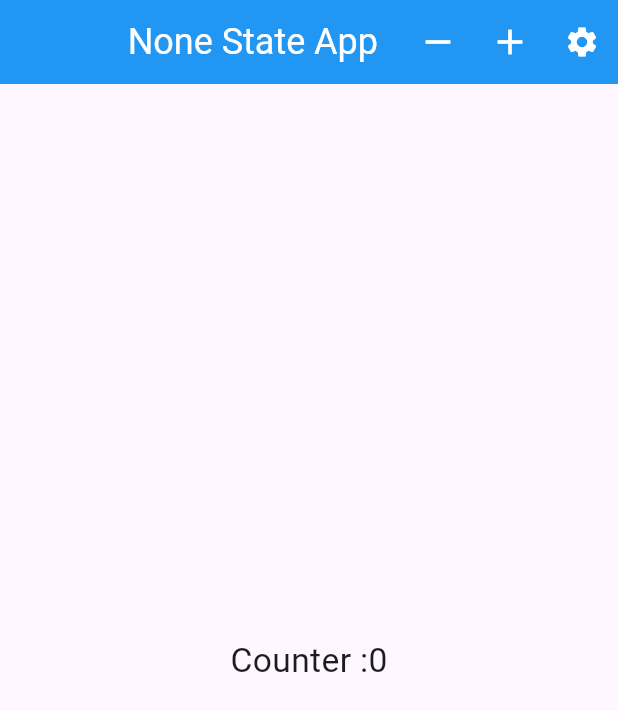
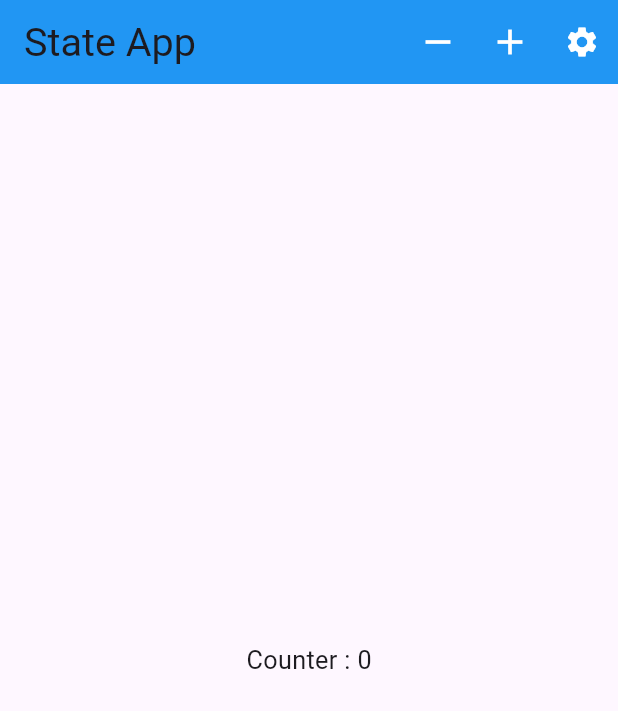
Before and after one commit to makararupp/Wedgit_Flutter, a Flutter app: the screen it shows after launch, on a phone screen of 412 x 824 dp. Shown: the top 711 px of the screen. Run offline on Flutter 3.47's test engine with Material 3 defaults, Android fonts, the light colour scheme and no system bars; our stand-ins replace font_awesome_flutter.

Commit message:
state_management_provider

```diff
--- a/lib/main.dart
+++ b/lib/main.dart
@@ -3,7 +3,8 @@ import 'package:projects/basic_module/apps/MyApp.dart';
 import 'package:projects/children_module/apps/children_app.dart';
 import 'package:projects/children_module/page/main_page.dart';
 import 'package:projects/nonestate_module/nonestate_app.dart';
+import 'package:projects/state_module/apps/state_app.dart';
 
 void main(){
-  runApp(NoneStateApp());
+  runApp(StateApp());
 }
--- a/lib/state_module/apps/state_app.dart
+++ b/lib/state_module/apps/state_app.dart
@@ -1,4 +1,6 @@
 import 'package:flutter/material.dart';
+import 'package:projects/state_module/logics/counter_logic.dart';
+import 'package:projects/state_module/pages/state_page.dart';
 import 'package:provider/provider.dart';
 
 class StateApp extends StatelessWidget {
@@ -8,10 +10,19 @@ class StateApp extends StatelessWidget {
   Widget build(BuildContext context) {
     return MultiProvider(
       providers: [
-
+        ChangeNotifierProvider(create: (context)=> CounterLogic()),
       ],
       child: MaterialApp(
-
+        home: StatePage(),
+        debugShowCheckedModeBanner: false,
+        theme: ThemeData(
+          appBarTheme: AppBarTheme(
+            color: Colors.blue,
+          ),
+          textTheme: Theme.of(context).textTheme.apply(
+            fontSizeFactor: 1.2, // Scale up all text sizes by 20%
+          ),
+        ),
       ),
     );
   }
--- /dev/null
+++ b/lib/state_module/pages/minus_button_widget.dart
@@ -0,0 +1,17 @@
+import 'package:flutter/material.dart';
+import 'package:projects/state_module/logics/counter_logic.dart';
+import 'package:provider/provider.dart';
+
+class MinusButtonWidget extends StatelessWidget {
+  const MinusButtonWidget({super.key});
+
+  @override
+  Widget build(BuildContext context) {
+    return IconButton(
+      onPressed: () {
+        context.read<CounterLogic>().decrease();
+      },
+      icon: Icon(Icons.remove,color: Colors.white,size: 28.0,),
+    );
+  }
+}
--- /dev/null
+++ b/lib/state_module/pages/plus_button_widget.dart
@@ -0,0 +1,23 @@
+import 'package:flutter/material.dart';
+import 'package:projects/state_module/logics/counter_logic.dart';
+import 'package:provider/provider.dart';
+
+class PlusButtonWidget extends StatefulWidget {
+  const PlusButtonWidget({super.key});
+
+  @override
+  State<PlusButtonWidget> createState() => _PlusButtonWidgetState();
+}
+
+class _PlusButtonWidgetState extends State<PlusButtonWidget> {
+  @override
+  Widget build(BuildContext context) {
+
+    return IconButton(onPressed: () {
+      context.read<CounterLogic>().increase();
+    },
+      icon: Icon(Icons.add ,color: Colors.white,size: 28.0,),
+    );
+  }
+
+}
--- /dev/null
+++ b/lib/state_module/pages/state_page.dart
@@ -0,0 +1,46 @@
+import 'package:flutter/material.dart';
+import 'minus_button_widget.dart';
+import 'plus_button_widget.dart';
+import 'state_detail_page.dart';
+import 'text_widget.dart';
+
+class StatePage extends StatefulWidget {
+  const StatePage({super.key});
+
+  @override
+  State<StatePage> createState() => _StatePageState();
+}
+
+//The detail page no need constructor.
+class _StatePageState extends State<StatePage> {
+  @override
+  Widget build(BuildContext context) {
+    return Scaffold(
+      appBar: _buildAppBar(),
+      body: _buildBody(),
+    );
+  }
+  AppBar _buildAppBar(){
+    return AppBar(
+      title: Text("State App"),
+      actions: [
+        MinusButtonWidget(),
+        PlusButtonWidget(),
+        IconButton(
+          onPressed: (){
+            Navigator.of(context).push(
+              MaterialPageRoute(
+                  builder: (context)=> StateDetailPage(),
+              ),
+            );
+          },
+          icon: Icon(Icons.settings,color: Colors.white,),
+        ),
+      ],
+    );
+  }
+
+  Widget _buildBody(){
+    return TextWidget();
+  }
+}
--- /dev/null
+++ b/lib/state_module/pages/text_widget.dart
@@ -0,0 +1,14 @@
+import 'package:flutter/material.dart';
+import 'package:projects/state_module/logics/counter_logic.dart';
+import 'package:provider/provider.dart';
+
+class TextWidget extends StatelessWidget {
+  @override
+  Widget build(BuildContext context) {
+    int counter = context.watch<CounterLogic>().counter;
+    return Container(
+      alignment: Alignment.center,
+      child: Text("Counter : $counter"),
+    );
+  }
+}
```
Also changed, not shown: lib/state_module/logics/counter_logic.dart (+7 -3 lines), lib/state_module/pages/state_detail_page.dart (added, +47 -0 lines), assets/images/Provider.png (added), 1 other file.
